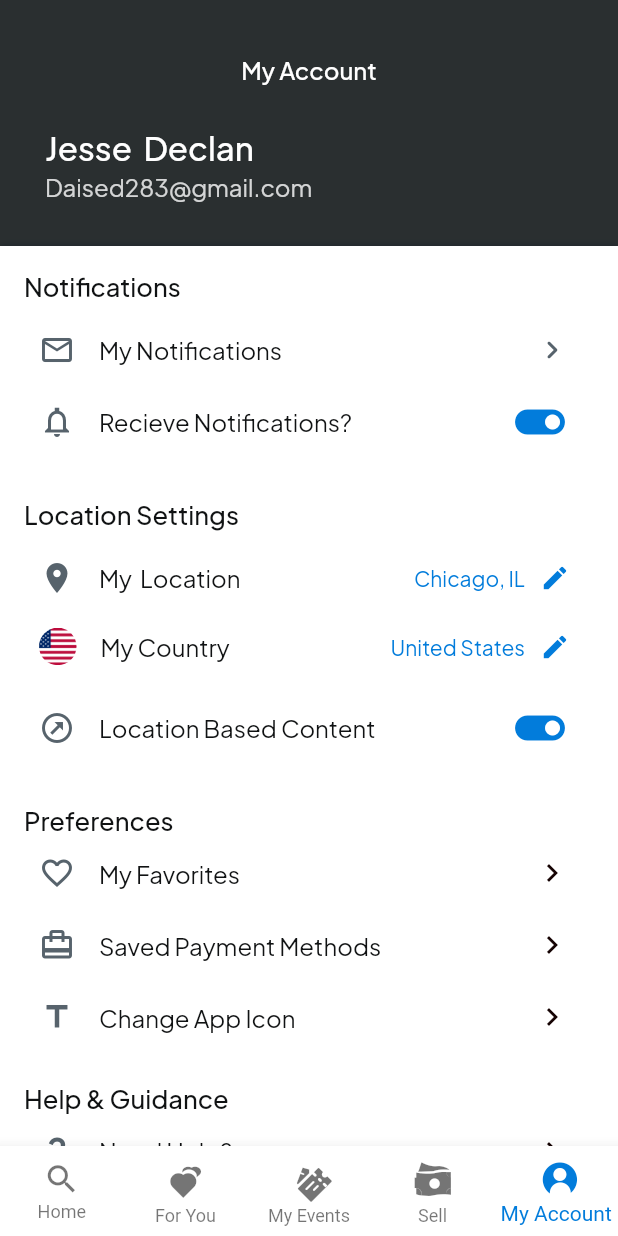
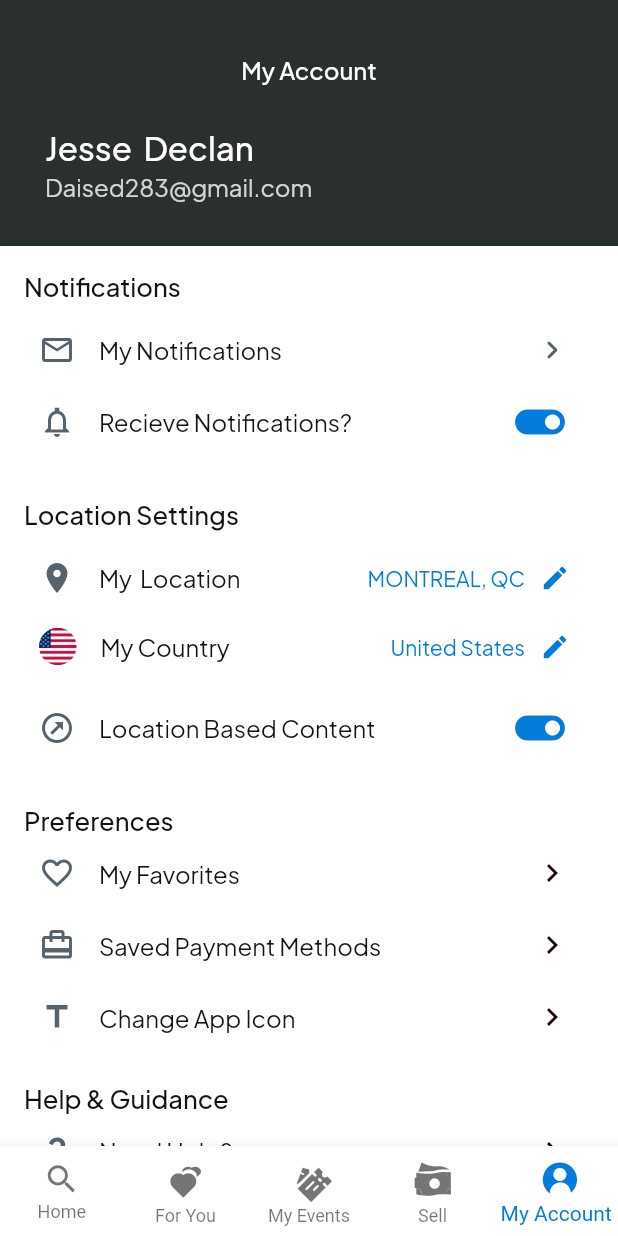
Before and after one commit to ezrabraham/tkm3.2, a Flutter app: the screen it shows after launch, item 5 of the bottom bar chosen, on a phone screen of 412 x 824 dp. Run offline on Flutter 3.47's test engine with Material 3 defaults, Android fonts, the phone set to English and light mode, and no system bars; our stand-ins replace auto_size_text, cached_network_image, easy_debounce, equatable, flutter_animate, font_awesome_flutter and 7 more; missing offline and left inert: json_path, mapbox_search, mime_type; accounts and stored records are empty; network calls fail.

Commit message:
Create Ariana Grande Montreal event - Jul 28, 2026

```diff
--- a/lib/app_constants.dart
+++ b/lib/app_constants.dart
@@ -6,13 +6,13 @@ abstract class FFAppConstants {
   static const int tick2 = 14;
   static const int tick3 = 15;
   static const String eventName = 'Ariana Grande - The Eternal Sunshine Tour';
-  static const String eventVenue = 'United Center';
-  static const String eventSchedule = 'Thu, Aug 6, 2026, 8:00pm';
-  static const String eventVenue2 = 'United Center, Chicago, IL';
+  static const String eventVenue = 'Centre Bell';
+  static const String eventSchedule = 'Tue, Jul 28, 2026, 8:00pm';
+  static const String eventVenue2 = 'Centre Bell, MONTREAL, QC';
   static const String eventPicture = 'assets/images/ariana-01.png';
   static const String topBar = 'Artist Presale';
   static const String innerDetails =
-      'Thu, Aug 6, 2026, 8:00pm -  United Center, Chicago, IL';
+      'Tue, Jul 28, 2026, 8:00pm -  Centre Bell, MONTREAL, QC';
   static const String seatTag = 'Zone: Lower Level Seating';
   static const String eventname2 = 'Ariana Grande - The Eternal Sunshine Tour';
   static const String seat1 = '-';
@@ -22,6 +22,6 @@ abstract class FFAppConstants {
   ///
   ///
   static const String eventName3 = 'Ariana Grande - The Eternal Sunshine Tour';
-  static const String locateDate = 'Chicago, IL\nThu, Aug 6, 2026, 8:00pm';
-  static const String location = 'Chicago, IL';
+  static const String locateDate = 'MONTREAL, QC\nTue, Jul 28, 2026, 8:00pm';
+  static const String location = 'MONTREAL, QC';
 }
--- a/lib/profile/profile_widget.dart
+++ b/lib/profile/profile_widget.dart
@@ -418,7 +418,7 @@ class _ProfileWidgetState extends State<ProfileWidget> {
                                               EdgeInsetsDirectional.fromSTEB(
                                                   0.0, 0.0, 10.0, 0.0),
                                           child: Text(
-                                            'Chicago, IL',
+                                            'MONTREAL, QC',
                                             textAlign: TextAlign.center,
                                             style: FlutterFlowTheme.of(context)
                                                 .bodyMedium
--- a/lib/ticket_details/ticket_details_widget.dart
+++ b/lib/ticket_details/ticket_details_widget.dart
@@ -560,7 +560,7 @@ class _TicketDetailsWidgetState extends State<TicketDetailsWidget> {
                               padding: EdgeInsetsDirectional.fromSTEB(
                                   0.0, 0.0, 0.0, 10.0),
                               child: Text(
-                                '64-34782/GDH',
+                                '64-35124/YUL',
                                 style: FlutterFlowTheme.of(context)
                                     .bodyMedium
                                     .override(
@@ -683,7 +683,7 @@ class _TicketDetailsWidgetState extends State<TicketDetailsWidget> {
                               padding: EdgeInsetsDirectional.fromSTEB(
                                   0.0, 0.0, 0.0, 5.0),
                               child: Text(
-                                'Fri, Sep 05, 2025  -  4:38PM',
+                                'Sat, Jan. 24 2026  -  11:08 AM',
                                 style: FlutterFlowTheme.of(context)
                                     .bodyMedium
                                     .override(
```
